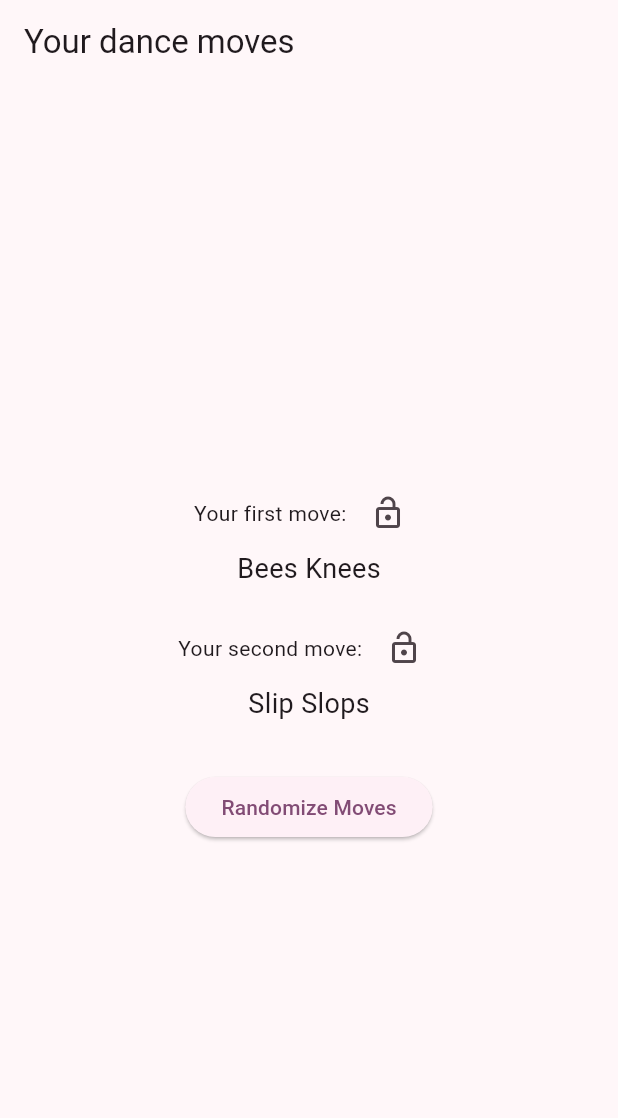
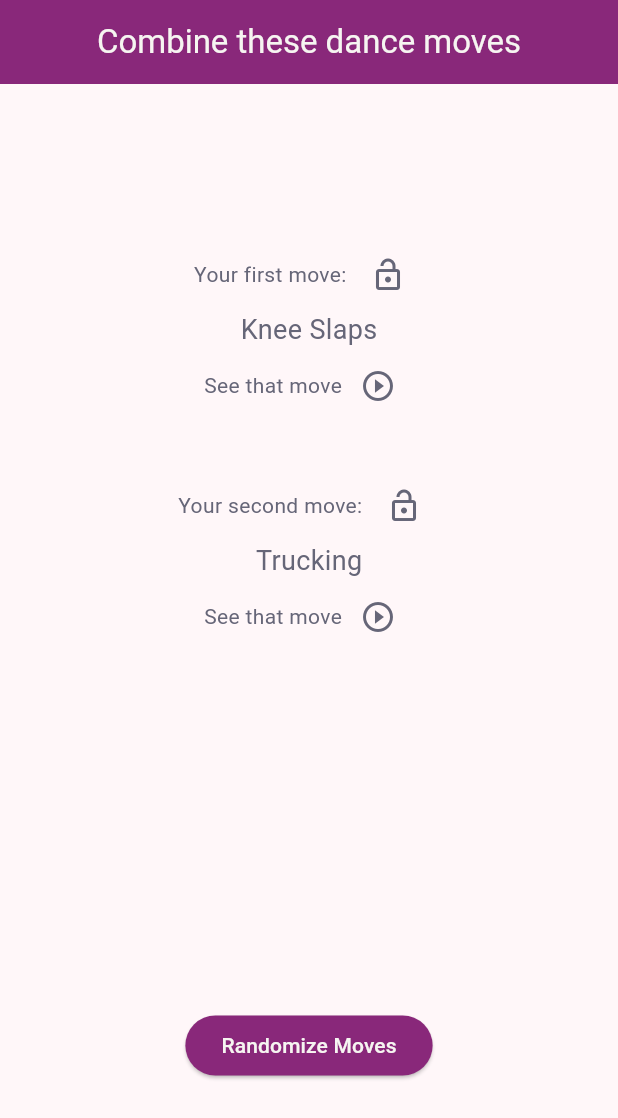
Before and after one commit to Infallibel/jazz_up, a Flutter app: the screen it shows after launch, on a phone screen of 412 x 824 dp. Shown: the top 1118 px of the screen. Run offline on Flutter 3.47's test engine with Material 3 defaults, Android fonts, the phone set to English and light mode, and no system bars; our stand-ins replace youtube_player_flutter.

Commit message:
Added the ability to look up moves if the user doesn't know them. Pressing the Icons.play_circle_outline will open a video of that move (if available).
Refactored moves_list.dart into a map in dance_moves.dart, which also includes the timestamp (in seconds) where the video of that move should start.

```diff
--- a/lib/my_app.dart
+++ b/lib/my_app.dart
@@ -10,7 +10,7 @@ class MyApp extends StatelessWidget {
   Widget build(BuildContext context) {
     return MaterialApp(
       theme: ThemeData(
-        colorScheme: ColorScheme.fromSeed(seedColor: kColorPrimary),
+        colorScheme: ColorScheme.fromSeed(seedColor: kColorPurple),
         useMaterial3: true,
       ),
       home: const HomePage(),
--- a/lib/screens/home.dart
+++ b/lib/screens/home.dart
@@ -1,7 +1,8 @@
 import 'dart:math';
 import 'package:flutter/material.dart';
-
-import '../utilities/moves_list.dart';
+import 'package:jazz_up/screens/youtube_player_screen.dart';
+import 'package:jazz_up/utilities/constants.dart';
+import '../utilities/dance_moves.dart';
 
 class HomePage extends StatefulWidget {
   const HomePage({super.key});
@@ -12,8 +13,8 @@ class HomePage extends StatefulWidget {
 
 class _HomePageState extends State<HomePage> {
   final Random _random = Random();
-  late int firstMove;
-  late int secondMove;
+  late String firstMove;
+  late String secondMove;
   bool isFirstMoveLocked = false;
   bool isSecondMoveLocked = false;
 
@@ -36,69 +37,153 @@ class _HomePageState extends State<HomePage> {
   void _randomizeMoves() {
     setState(() {
       if (!isFirstMoveLocked) {
-        firstMove = _random.nextInt(movesList.length);
+        firstMove = _getRandomMove();
       }
       if (!isSecondMoveLocked) {
         do {
-          secondMove = _random.nextInt(movesList.length);
+          secondMove = _getRandomMove();
         } while (secondMove == firstMove);
       }
     });
+  }
+
+  String _getRandomMove() {
+    return danceMoves.keys.elementAt(_random.nextInt(danceMoves.length));
+  }
+
+  void _showVideo(String moveName) {
+    final timestamp = danceMoves[moveName];
+    if (timestamp != null) {
+      final url = "https://www.youtube.com/watch?v=jAIwJd2tQo0&t=$timestamp";
+      Navigator.push(
+        context,
+        MaterialPageRoute(
+          builder: (context) => YouTubePlayerScreen(videoUrl: url),
+        ),
+      );
+    } else {
+      ScaffoldMessenger.of(context).showSnackBar(
+        const SnackBar(content: Text('Video not available for this move.')),
+      );
+    }
   }
 
   @override
   Widget build(BuildContext context) {
     return Scaffold(
       appBar: AppBar(
-        title: const Text('Your dance moves'),
+        backgroundColor: kColorPurple,
+        title: const Center(
+          child: Text(
+            'Combine these dance moves',
+            style: TextStyle(color: kColorBeige),
           ),
-      body: Column(
-        mainAxisAlignment: MainAxisAlignment.center,
+        ),
+      ),
+      body: LayoutBuilder(
+          builder: (BuildContext context, BoxConstraints viewportConstraints) {
+        return SingleChildScrollView(
+          child: ConstrainedBox(
+            constraints: BoxConstraints(
+              minHeight: viewportConstraints.maxHeight,
+            ),
+            child: Column(
+              mainAxisAlignment: MainAxisAlignment.spaceEvenly,
+              crossAxisAlignment: CrossAxisAlignment.center,
+              children: [
+                Column(
                   children: [
                     Row(
                       mainAxisAlignment: MainAxisAlignment.center,
                       children: [
-              const Text('Your first move: '),
+                        const Text(
+                          'Your first move: ',
+                          style: TextStyle(color: kColorGrey),
+                        ),
                         IconButton(
                           onPressed: () => _toggleLock(true),
                           icon: Icon(
                               isFirstMoveLocked
                                   ? Icons.lock_outlined
                                   : Icons.lock_open_outlined,
-                ),
+                              color:
+                                  isFirstMoveLocked ? kColorRed : kColorGrey),
                         ),
                       ],
                     ),
                     Text(
-            movesList[firstMove],
-            style: const TextStyle(fontSize: 18),
+                      firstMove,
+                      style: const TextStyle(fontSize: 18, color: kColorGrey),
                     ),
-          const SizedBox(height: 16),
                     Row(
                       mainAxisAlignment: MainAxisAlignment.center,
                       children: [
-              const Text('Your second move: '),
+                        const Text(
+                          'See that move',
+                          style: TextStyle(color: kColorGrey),
+                        ),
+                        IconButton(
+                          onPressed: () => _showVideo(firstMove),
+                          icon: const Icon(Icons.play_circle_outline,
+                              color: kColorGrey),
+                        ),
+                      ],
+                    ),
+                    const SizedBox(height: 32),
+                    Row(
+                      mainAxisAlignment: MainAxisAlignment.center,
+                      children: [
+                        const Text(
+                          'Your second move: ',
+                          style: TextStyle(color: kColorGrey),
+                        ),
                         IconButton(
                           onPressed: () => _toggleLock(false),
                           icon: Icon(
                             isSecondMoveLocked
                                 ? Icons.lock_outlined
                                 : Icons.lock_open_outlined,
+                            color: isSecondMoveLocked ? kColorRed : kColorGrey,
                           ),
                         ),
                       ],
                     ),
                     Text(
-            movesList[secondMove],
-            style: const TextStyle(fontSize: 18),
+                      secondMove,
+                      style: const TextStyle(fontSize: 18, color: kColorGrey),
+                    ),
+                    Row(
+                      mainAxisAlignment: MainAxisAlignment.center,
+                      children: [
+                        const Text(
+                          'See that move',
+                          style: TextStyle(color: kColorGrey),
+                        ),
+                        IconButton(
+                          onPressed: () => _showVideo(secondMove),
+                          icon: const Icon(Icons.play_circle_outline,
+                              color: kColorGrey),
+                        ),
+                      ],
+                    ),
+                  ],
                 ),
                 const SizedBox(height: 32),
                 ElevatedButton(
+                  style: ElevatedButton.styleFrom(
+                    backgroundColor: kColorPurple,
+                  ),
                   onPressed: _randomizeMoves,
-            child: const Text('Randomize Moves'),
+                  child: const Text(
+                    'Randomize Moves',
+                    style: TextStyle(color: kColorBeige),
+                  ),
                 ),
               ],
             ),
+          ),
+        );
+      }),
     );
   }
 }
--- /dev/null
+++ b/lib/screens/youtube_player_screen.dart
@@ -0,0 +1,79 @@
+import 'package:flutter/material.dart';
+import 'package:youtube_player_flutter/youtube_player_flutter.dart';
+
+class YouTubePlayerScreen extends StatefulWidget {
+  final String videoUrl;
+
+  const YouTubePlayerScreen({required this.videoUrl, super.key});
+
+  @override
+  YouTubePlayerScreenState createState() => YouTubePlayerScreenState();
+}
+
+class YouTubePlayerScreenState extends State<YouTubePlayerScreen> {
+  late YoutubePlayerController _controller;
+
+  @override
+  void initState() {
+    super.initState();
+    // Extract the video ID and timestamp
+    final uri = Uri.parse(widget.videoUrl);
+    final videoId = uri.queryParameters['v'];
+    final startAt = int.tryParse(uri.queryParameters['t'] ?? '0');
+
+    if (videoId == null) {
+      // Handle invalid video ID case
+      throw ArgumentError('Invalid video URL');
+    }
+
+    _controller = YoutubePlayerController(
+      initialVideoId: videoId,
+      flags: YoutubePlayerFlags(
+        autoPlay: true,
+        mute: false,
+        startAt: startAt ?? 0,
+      ),
+    );
+  }
+
+  @override
+  void dispose() {
+    _controller.dispose();
+    super.dispose();
+  }
+
+  /// Seek the video by a certain number of seconds (positive or negative)
+  void _seekBy(int seconds) {
+    final currentPosition = _controller.value.position.inSeconds;
+    final duration = _controller.metadata.duration.inSeconds;
+    final newPosition = (currentPosition + seconds).clamp(0, duration);
+    _controller.seekTo(Duration(seconds: newPosition));
+  }
+
+  @override
+  Widget build(BuildContext context) {
+    return Scaffold(
+      body: GestureDetector(
+        onDoubleTapDown: (details) {
+          // Check where the double-tap happened: left or right side of the screen
+          final screenWidth = MediaQuery.of(context).size.width;
+          final tapPosition = details.localPosition.dx;
+
+          if (tapPosition < screenWidth / 2) {
+            // Left side: Skip 10 seconds backwards
+            _seekBy(-10);
+          } else {
+            // Right side: Skip 10 seconds forwards
+            _seekBy(10);
+          }
+        },
+        child: Center(
+          child: YoutubePlayer(
+            controller: _controller,
+            showVideoProgressIndicator: true,
+          ),
+        ),
+      ),
+    );
+  }
+}
--- a/lib/utilities/constants.dart
+++ b/lib/utilities/constants.dart
@@ -1,7 +1,9 @@
 import 'package:flutter/material.dart';
 
-const kColorPrimary = Color(0xFF89287A);
+const kColorPurple = Color(0xFF89287A);
 
-const kColorBackground = Color(0xFFF6F5F1);
+const kColorBeige = Color(0xFFF6F5F1);
 
-const kColorText = Color(0xFF666678);
+const kColorGrey = Color(0xFF666678);
+
+const kColorRed = Color(0xffED5565);
--- /dev/null
+++ b/lib/utilities/dance_moves.dart
@@ -0,0 +1,91 @@
+Map<String, dynamic> danceMoves = {
+  "Apple Jacks": 9,
+  "Around the World Charleston": null,
+  "Ball Change": null,
+  "Baggy Pants/Cool Breeze in the Knees": null,
+  "Bees Knees": null,
+  "Black Bottom": 48,
+  "Boogie Back (aka 'Back it up')": 71,
+  "Boogie Drops": null,
+  "Boogie Forward": 89,
+  "Boogie Forward (clap behind)": 95,
+  "Boogie Step": 102,
+  "Box Step": 112,
+  "Break (Half break) (aka 'Tiger Rag break')": 212,
+  "Break (Shim Sham) (aka 'TOBA break')": 160,
+  "Break-a-leg": 237,
+  "Camel Walks": 260,
+  "Chase": null,
+  "Cartwheel": 322,
+  "Charleston (1920s)": 339,
+  "Charleston (Jump)": 353,
+  "Charleston (Kansas City)": 365,
+  "Crazy Legs": 427,
+  "Cross step": 460,
+  "Crossovers": 449,
+  "Dust your Apron": null,
+  "Duck Walks": null,
+  "Eagle Slide": 482,
+  "Fall off the Log": 524,
+  "Fishtails": 541,
+  "Gaze Afar": 549,
+  "Glide (Travelling Step)": null,
+  "Grinds": 556,
+  "Groove Walks": null,
+  "Hallelujahs (aka 'Shouts')": 584,
+  "Half Break": null,
+  "Heels (Digs)": 618,
+  "Heels (Russian wing)": 628,
+  "Helicopter": null,
+  "Hitch Hike": null,
+  "Hitch Hiking": null,
+  "Hitchhiker": 642,
+  "Itches": 663,
+  "Jig Walks": 669,
+  "Jump Charleston": null,
+  "Kick Ball Change": null,
+  "Knee Slaps": 689,
+  "Lockstep": 695,
+  "Lowdown": 704,
+  "Mess Around": 738,
+  "Mooch (aka 'Four Corners')": 747,
+  "Opposites (aka 'Push n Pull')": 771,
+  "Paddle Turn": 793,
+  "Paddle Wheel": null,
+  "Pecks": 803,
+  "Pecks (Jackson 5)": 847,
+  "Pimp Walk": null,
+  "Ride the Pony": 871,
+  "Rocks": 886,
+  "Rubber Legs": null,
+  "Rusty Dusty": 905,
+  "Sailor Kicks": 919,
+  "Savoy Kicks": 935,
+  "Scarecrow": 965,
+  "Scissor Kicks": 971,
+  "Scissor Step/Kicks": null,
+  "Scuff Step": null,
+  "Shim Sham": 981,
+  "Shim Sham Break": null,
+  "Shoe Shine": 1031,
+  "Shish-ka-boom-ba": 1021,
+  "Shorty George": 1035,
+  "Skate": 1043,
+  "Skip Up": 1051,
+  "Slip Slops": 1058,
+  "Snake Hips": null,
+  "Spank the Baby": 1063,
+  "Squat Charleston": 378,
+  "Step Touch": null,
+  "Step Steps": null,
+  "Stomp off": 1068,
+  "Struttin'": 1074,
+  "Suzie Q": 1087,
+  "Tabby the Cat": 1097,
+  "Tacky Annie": 1145,
+  "Tick Tocks": 1155,
+  "Trucking": 1163,
+  "Triple Steps": null,
+  "Turkey Trots": 1176,
+  "Twists": null,
+};
--- a/lib/utilities/moves_list.dart
+++ /dev/null
@@ -1,96 +0,0 @@
-List<String> movesList = [
-  "Apple Jacks",
-  "Around the World Charleston",
-  "Ball Change",
-  "Baggy Pants/Cool Breeze in the Knees",
-  "Bees Knees",
-  "Black Bottom",
-  "Boogie Back (aka 'Back it up')",
-  "Boogie Drops",
-  "Boogie Forward",
-  "Boogie Forward (clap behind)",
-  "Boogie Step",
-  "Box Step",
-  "Break (Half break) (aka 'Tiger Rag break')",
-  "Break (Shim Sham) (aka 'TOBA break')",
-  "Break-a-leg",
-  "Camel Walks",
-  "Chase",
-  "Cartwheel",
-  "Charleston (1920s)",
-  "Charleston (Jump)",
-  "Charleston (Kansas City)",
-  "Crazy Legs",
-  "Cross step",
-  "Crossovers",
-  "Dust your Apron",
-  "Duck Walks",
-  "Eagle Slide",
-  "Fall off the Log",
-  "Fall off the Log (turning)",
-  "Fishtails",
-  "Fishtail",
-  "Gaze Afar",
-  "Glide (Travelling Step)",
-  "Grinds",
-  "Hallelujahs (aka 'Shouts')",
-  "Half Break",
-  "Heels (Digs)",
-  "Heels (Russian wing)",
-  "Helicopter",
-  "Hitch Hike",
-  "Hitch Hiking",
-  "Hitchhiker",
-  "Itches",
-  "Jig Walks",
-  "Jump Charleston",
-  "Kick Ball Change",
-  "Knee Slaps",
-  "Lockstep",
-  "Lowdown",
-  "Mess Around",
-  "Mooch (aka 'Four Corners')",
-  "Opposites (aka 'Push n Pull')",
-  "Paddle Turn",
-  "Paddle Wheel",
-  "Pecking",
-  "Pecks",
-  "Pecks (Jackson 5)",
-  "Pimp Walk",
-  "Ride the Pony",
-  "Rocks",
-  "Rubber Legs",
-  "Rusty Dusty",
-  "Sailor Kicks",
-  "Savoy Kicks",
-  "Scarecrow",
-  "Scissor Kicks",
-  "Scissor Step/Kicks",
-  "Scuff Step",
-  "Shim Sham",
-  "Shim Sham Break",
-  "Shine your Shoes",
-  "Shish-ka-boom-ba",
-  "Shorty George",
-  "Skate",
-  "Skates",
-  "Skip Up",
-  "Slip Slop",
-  "Slip Slops",
-  "Snake Hips",
-  "Spank the Baby",
-  "Squat Charleston",
-  "Step Touch",
-  "Stomp off",
-  "Struttin'",
-  "Suzie Q",
-  "Tabby the Cat",
-  "Tacky Annie",
-  "Tick Tocks",
-  "Trucking",
-  "Triple Steps",
-  "Turkey Trots",
-  "Twists",
-  "Groove Walks",
-  "Step Steps"
-];
--- a/pubspec.yaml
+++ b/pubspec.yaml
@@ -35,6 +35,7 @@ dependencies:
   # The following adds the Cupertino Icons font to your application.
   # Use with the CupertinoIcons class for iOS style icons.
   cupertino_icons: ^1.0.8
+  youtube_player_flutter: ^9.1.1
 
 dev_dependencies:
   flutter_test:
```
Lines whose indentation alone changed are shown as unchanged.
